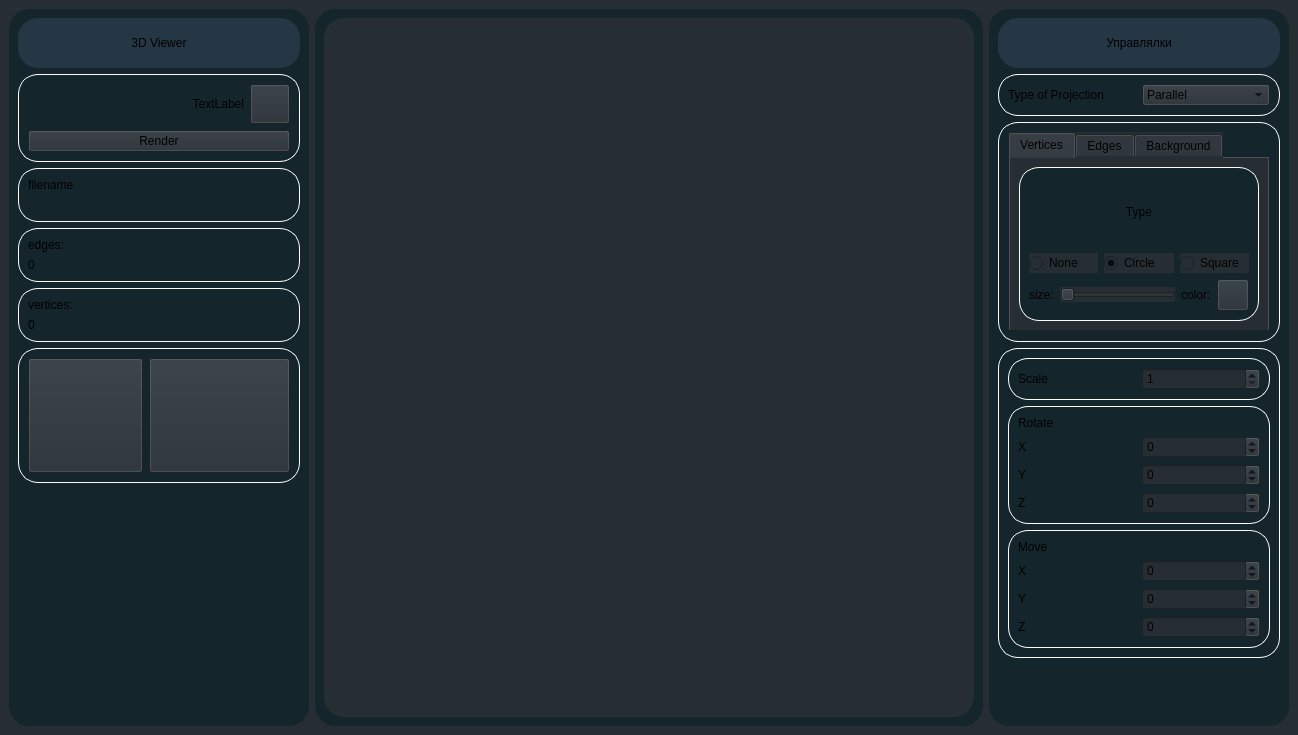
Qt form src/View/mainwindow.ui (klotzgal/3DViewer_v2.1) before a commit.
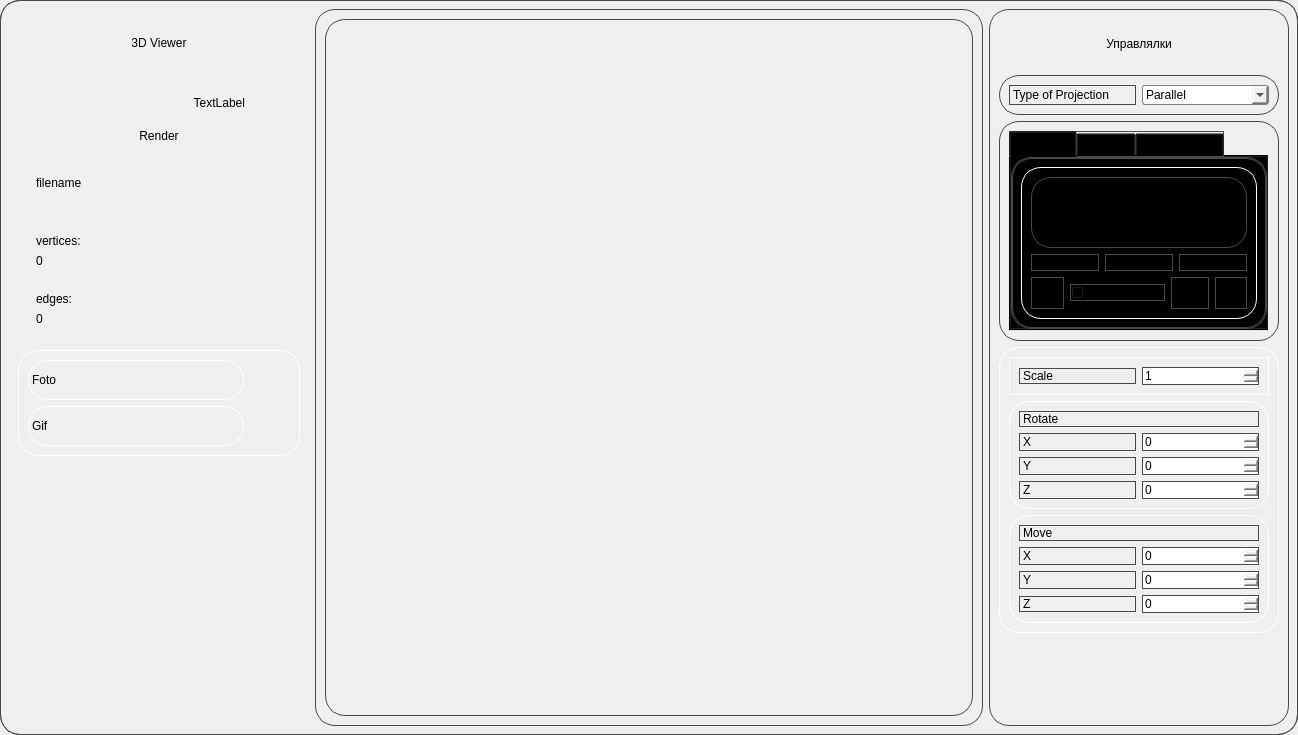
The same form after that commit. Icons and pictures are not drawn. Custom widgets are drawn as their Qt base class.

Commit message: feat: StyleHelper

Patch:
```diff
--- a/src/View/mainwindow.ui
+++ b/src/View/mainwindow.ui
@@ -14,15 +14,22 @@
    <string>3D_Viewer</string>
   </property>
   <property name="styleSheet">
-   <string notr="true">background-color: rgb(38, 46, 52);</string>
+   <string notr="true">border: 1px solid rgb(73, 73, 74);
+border-radius: 20%;</string>
+  </property>
+  <property name="toolButtonStyle">
+   <enum>Qt::ToolButtonIconOnly</enum>
+  </property>
+  <property name="documentMode">
+   <bool>false</bool>
+  </property>
+  <property name="tabShape">
+   <enum>QTabWidget::Rounded</enum>
   </property>
   <widget class="QWidget" name="centralwidget">
    <property name="styleSheet">
-    <string notr="true">QFrame {
-	background-color: #14252C;
-	border-radius: 20%;
-}
-</string>
+    <string notr="true">border: 1px solid rgb(73, 73, 74);
+border-radius: 20%;</string>
    </property>
    <layout class="QHBoxLayout" name="horizontalLayout_2">
     <item>
@@ -48,7 +55,8 @@
          </size>
         </property>
         <property name="styleSheet">
-         <string notr="true"/>
+         <string notr="true">background: transparent;
+border: none;</string>
         </property>
         <property name="frameShape">
          <enum>QFrame::StyledPanel</enum>
@@ -72,8 +80,8 @@
             </size>
            </property>
            <property name="styleSheet">
-            <string notr="true">background-color: #253745;
-border-radius: 20%;</string>
+            <string notr="true">background: transparent;
+border: none;</string>
            </property>
            <property name="frameShape">
             <enum>QFrame::StyledPanel</enum>
@@ -85,7 +93,7 @@
             <item>
              <widget class="QLabel" name="label_10">
               <property name="styleSheet">
-               <string notr="true"/>
+               <string notr="true">background: transparent;</string>
               </property>
               <property name="text">
                <string>3D Viewer</string>
@@ -106,11 +114,6 @@
              <verstretch>0</verstretch>
             </sizepolicy>
            </property>
-           <property name="styleSheet">
-            <string notr="true">QFrame#open_file_frame {
-	border: 1px solid rgb(255, 255, 255);
-}</string>
-           </property>
            <property name="frameShape">
             <enum>QFrame::StyledPanel</enum>
            </property>
@@ -128,6 +131,9 @@
                   <verstretch>0</verstretch>
                  </sizepolicy>
                 </property>
+                <property name="styleSheet">
+                 <string notr="true"/>
+                </property>
                 <property name="text">
                  <string>TextLabel</string>
                 </property>
@@ -183,11 +189,25 @@
           </widget>
          </item>
          <item>
+          <widget class="QFrame" name="info_frame">
+           <property name="sizePolicy">
+            <sizepolicy hsizetype="Minimum" vsizetype="Minimum">
+             <horstretch>0</horstretch>
+             <verstretch>0</verstretch>
+            </sizepolicy>
+           </property>
+           <property name="frameShape">
+            <enum>QFrame::StyledPanel</enum>
+           </property>
+           <property name="frameShadow">
+            <enum>QFrame::Raised</enum>
+           </property>
+           <layout class="QVBoxLayout" name="verticalLayout_23">
+            <item>
           <widget class="QFrame" name="filename_frame">
            <property name="styleSheet">
-            <string notr="true">QFrame#filename_frame {
-	border: 1px solid rgb(255, 255, 255);
-}</string>
+               <string notr="true">	background: transparent;
+	border: none;</string>
            </property>
            <property name="frameShape">
             <enum>QFrame::StyledPanel</enum>
@@ -213,49 +233,11 @@
            </layout>
           </widget>
          </item>
-         <item>
-          <widget class="QFrame" name="edges_frame">
-           <property name="styleSheet">
-            <string notr="true">QFrame#edges_frame {
-	border: 1px solid rgb(255, 255, 255);
-}</string>
-           </property>
-           <property name="frameShape">
-            <enum>QFrame::StyledPanel</enum>
-           </property>
-           <property name="frameShadow">
-            <enum>QFrame::Raised</enum>
-           </property>
-           <layout class="QVBoxLayout" name="verticalLayout_7">
-            <item>
-             <widget class="QLabel" name="edges_count_title">
-              <property name="text">
-               <string>edges:</string>
-              </property>
-              <property name="alignment">
-               <set>Qt::AlignLeading|Qt::AlignLeft|Qt::AlignVCenter</set>
-              </property>
-             </widget>
-            </item>
-            <item>
-             <widget class="QLabel" name="edges_count">
-              <property name="text">
-               <string>0</string>
-              </property>
-              <property name="alignment">
-               <set>Qt::AlignLeading|Qt::AlignLeft|Qt::AlignVCenter</set>
-              </property>
-             </widget>
-            </item>
-           </layout>
-          </widget>
-         </item>
          <item>
           <widget class="QFrame" name="vert_frame">
            <property name="styleSheet">
-            <string notr="true">QFrame#vert_frame {
-	border: 1px solid rgb(255, 255, 255);
-}</string>
+               <string notr="true">	background: transparent;
+	border: none;</string>
            </property>
            <property name="frameShape">
             <enum>QFrame::StyledPanel</enum>
@@ -288,6 +270,45 @@
           </widget>
          </item>
          <item>
+             <widget class="QFrame" name="edges_frame">
+              <property name="styleSheet">
+               <string notr="true">	background: transparent;
+	border: none;</string>
+              </property>
+              <property name="frameShape">
+               <enum>QFrame::StyledPanel</enum>
+              </property>
+              <property name="frameShadow">
+               <enum>QFrame::Raised</enum>
+              </property>
+              <layout class="QVBoxLayout" name="verticalLayout_7">
+               <item>
+                <widget class="QLabel" name="edges_count_title">
+                 <property name="text">
+                  <string>edges:</string>
+                 </property>
+                 <property name="alignment">
+                  <set>Qt::AlignLeading|Qt::AlignLeft|Qt::AlignVCenter</set>
+                 </property>
+                </widget>
+               </item>
+               <item>
+                <widget class="QLabel" name="edges_count">
+                 <property name="text">
+                  <string>0</string>
+                 </property>
+                 <property name="alignment">
+                  <set>Qt::AlignLeading|Qt::AlignLeft|Qt::AlignVCenter</set>
+                 </property>
+                </widget>
+               </item>
+              </layout>
+             </widget>
+            </item>
+           </layout>
+          </widget>
+         </item>
+         <item>
           <widget class="QFrame" name="record_frame">
            <property name="minimumSize">
             <size>
@@ -304,7 +325,16 @@
            <property name="frameShadow">
             <enum>QFrame::Raised</enum>
            </property>
+           <layout class="QVBoxLayout" name="verticalLayout_24">
+            <item>
            <layout class="QHBoxLayout" name="horizontalLayout_19">
+              <item>
+               <widget class="QLabel" name="foto_label">
+                <property name="text">
+                 <string>Foto</string>
+                </property>
+               </widget>
+              </item>
             <item>
              <widget class="QPushButton" name="foto">
               <property name="sizePolicy">
@@ -315,15 +345,29 @@
               </property>
               <property name="minimumSize">
                <size>
-                <width>115</width>
-                <height>115</height>
-               </size>
-              </property>
-              <property name="styleSheet">
-               <string notr="true">border-image: url(:/res/photo_ico.svg);</string>
+                  <width>40</width>
+                  <height>40</height>
+                 </size>
+                </property>
+                <property name="maximumSize">
+                 <size>
+                  <width>40</width>
+                  <height>40</height>
+                 </size>
               </property>
               <property name="text">
                <string/>
+                </property>
+               </widget>
+              </item>
+             </layout>
+            </item>
+            <item>
+             <layout class="QHBoxLayout" name="horizontalLayout_20">
+              <item>
+               <widget class="QLabel" name="gif_label">
+                <property name="text">
+                 <string>Gif</string>
               </property>
              </widget>
             </item>
@@ -337,8 +381,14 @@
               </property>
               <property name="minimumSize">
                <size>
-                <width>115</width>
-                <height>115</height>
+                  <width>40</width>
+                  <height>40</height>
+                 </size>
+                </property>
+                <property name="maximumSize">
+                 <size>
+                  <width>40</width>
+                  <height>40</height>
                </size>
               </property>
               <property name="font">
@@ -346,15 +396,12 @@
                 <pointsize>50</pointsize>
                </font>
               </property>
-              <property name="styleSheet">
-               <string notr="true"> border-image: url(:/res/gif_ico.svg);
-color: rgb(196, 41, 31);
-</string>
-              </property>
               <property name="text">
                <string/>
               </property>
              </widget>
+              </item>
+             </layout>
             </item>
            </layout>
           </widget>
@@ -383,9 +430,6 @@
           <height>0</height>
          </size>
         </property>
-        <property name="styleSheet">
-         <string notr="true">border-radius: 20%;</string>
-        </property>
         <property name="frameShape">
          <enum>QFrame::StyledPanel</enum>
         </property>
@@ -448,8 +492,8 @@
             </size>
            </property>
            <property name="styleSheet">
-            <string notr="true">background-color: #253745;
-border-radius: 20%;</string>
+            <string notr="true">background: transparent;
+border: none;</string>
            </property>
            <property name="frameShape">
             <enum>QFrame::StyledPanel</enum>
@@ -461,7 +505,7 @@
             <item>
              <widget class="QLabel" name="label_11">
               <property name="styleSheet">
-               <string notr="true"/>
+               <string notr="true">background: transparent;</string>
               </property>
               <property name="text">
                <string>Управлялки</string>
@@ -482,11 +526,6 @@
              <verstretch>0</verstretch>
             </sizepolicy>
            </property>
-           <property name="styleSheet">
-            <string notr="true">QFrame#projection_frame {
-	border: 1px solid rgb(255, 255, 255);
-}</string>
-           </property>
            <property name="frameShape">
             <enum>QFrame::StyledPanel</enum>
            </property>
@@ -505,6 +544,14 @@
               </item>
               <item>
                <widget class="QComboBox" name="projection_type">
+                <property name="styleSheet">
+                 <string notr="true">QComboBox {
+    border: 1px solid gray;
+    border-radius: 3px;
+    padding: 1px 18px 1px 3px;
+    min-width: 6em;
+}</string>
+                </property>
                 <item>
                  <property name="text">
                   <string>Parallel</string>
@@ -530,11 +577,6 @@
              <verstretch>0</verstretch>
             </sizepolicy>
            </property>
-           <property name="styleSheet">
-            <string notr="true">QFrame#style_frame {
-	border: 1px solid rgb(255, 255, 255);
-}</string>
-           </property>
            <property name="frameShape">
             <enum>QFrame::StyledPanel</enum>
            </property>
@@ -556,6 +598,9 @@
                 <height>200</height>
                </size>
               </property>
+              <property name="styleSheet">
+               <string notr="true">background: transparent;</string>
+              </property>
               <property name="currentIndex">
                <number>0</number>
               </property>
```
Left out of the diff: 5 changed lines with no effect on the pictures. Lines whose indentation alone changed are shown as unchanged. The commit also changes 8 other files.
